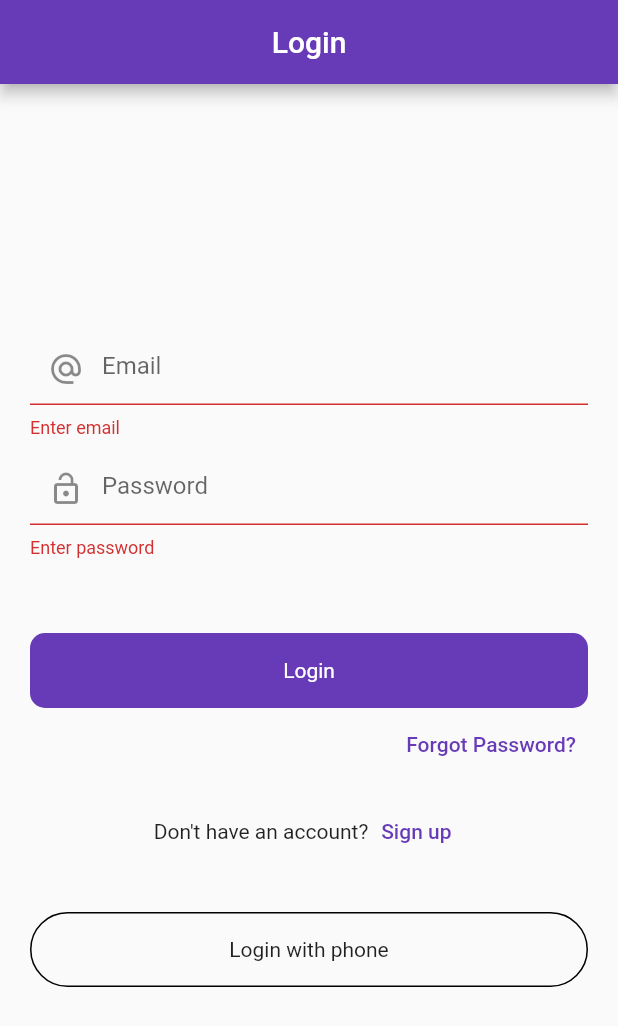
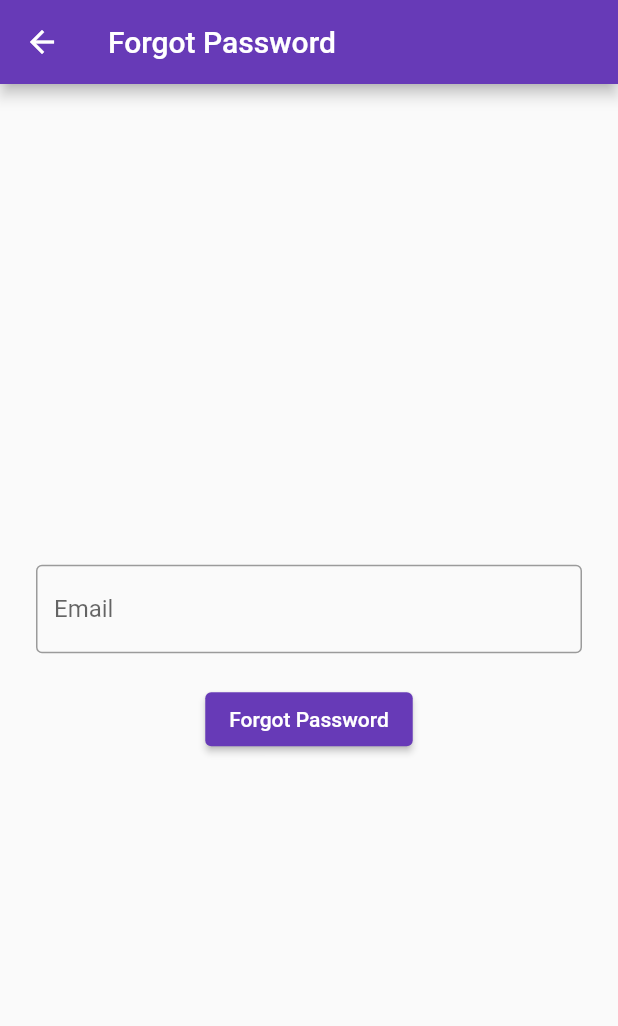
Before and after one commit to umeriplex/firebase-basics, a Flutter app: the screen it shows after launch, after a tap on "Login", after a tap on "Forgot Password?", on a phone screen of 412 x 824 dp. Shown: the top 1026 px of the screen. Run offline on Flutter 3.47's test engine with Material 2 defaults, Android fonts, the light colour scheme and no system bars; our stand-ins replace cloud_firestore, firebase_auth, firebase_core, firebase_database, firebase_storage, fluttertoast and 4 more; missing offline and left inert: flutter_animator; accounts and stored records are empty.

Commit message:
all done

```diff
--- a/lib/firebaseServices/splashServices.dart
+++ b/lib/firebaseServices/splashServices.dart
@@ -6,6 +6,7 @@ import 'package:flutter/cupertino.dart';
 import 'package:flutter/material.dart';
 
 import '../fire_store_database/firestore_list_view.dart';
+import '../upload_image/upload_image_view.dart';
 import '../views/auth/loginView.dart';
 
 class SplashServices{
@@ -14,7 +15,7 @@ class SplashServices{
     final user = _auth.currentUser;
     if(user != null) {
       Timer(const Duration(seconds: 3), () {
-        Navigator.pushReplacement(context, MaterialPageRoute(builder: (context) => const FireStoreListView()));
+        Navigator.pushReplacement(context, MaterialPageRoute(builder: (context) => const PostView()));
       });
     }else{
       Timer(const Duration(seconds: 3), () {
--- /dev/null
+++ b/lib/forgot_password/forgot_password_view.dart
@@ -0,0 +1,60 @@
+import 'package:firebase_auth/firebase_auth.dart';
+import 'package:flutter/material.dart';
+
+class ForgotPassword extends StatefulWidget {
+  const ForgotPassword({Key? key}) : super(key: key);
+
+  @override
+  State<ForgotPassword> createState() => _ForgotPasswordState();
+}
+
+class _ForgotPasswordState extends State<ForgotPassword> {
+
+  final _auth = FirebaseAuth.instance;
+  final emailController = TextEditingController();
+
+  @override
+  Widget build(BuildContext context) {
+    return Scaffold(
+      appBar: AppBar(
+        title: const Text('Forgot Password'),
+      ),
+      body: Padding(
+        padding: const EdgeInsets.all(24.0),
+        child: Center(
+          child: Column(
+            mainAxisAlignment:MainAxisAlignment.center,
+            children : [
+              TextFormField(
+                controller: emailController,
+                decoration: const InputDecoration(
+                  hintText: 'Email',
+                  border: OutlineInputBorder(),
+                ),
+              ),
+              const SizedBox(height: 20,),
+              ElevatedButton(
+                onPressed: () {
+                  _auth.sendPasswordResetEmail(email: emailController.text.toString()).then((value) {
+                    ScaffoldMessenger.of(context).showSnackBar(
+                      const SnackBar(
+                        content : Text('Password reset email sent'),
+                      )
+                    );
+                  }).onError((error, stackTrace) {
+                    ScaffoldMessenger.of(context).showSnackBar(
+                        SnackBar(
+                          content : Text(error.toString()),
+                        )
+                    );
+                  });
+                },
+                child: const Text('Forgot Password'),
+              ),
+            ],
+          ),
+        ),
+      ),
+    );
+  }
+}
--- a/lib/views/auth/loginView.dart
+++ b/lib/views/auth/loginView.dart
@@ -1,11 +1,14 @@
 import 'dart:async';
 
+import 'package:firebase_abcd/fire_store_database/firestore_list_view.dart';
 import 'package:firebase_abcd/utils/toasts_messages.dart';
 import 'package:firebase_abcd/views/auth/signup_view.dart';
 import 'package:firebase_abcd/views/post_view.dart';
 import 'package:firebase_auth/firebase_auth.dart';
 import 'package:flutter/material.dart';
 import 'package:flutter/services.dart';
+import '../../forgot_password/forgot_password_view.dart';
+import '../../upload_image/upload_image_view.dart';
 import '../../widgets/rounded_button.dart';
 import 'login_with_phone_number.dart';
 
@@ -126,7 +129,7 @@ class _LoginViewState extends State<LoginView> {
                 alignment: Alignment.bottomRight,
                 child: TextButton(
                     onPressed: () {
-                      //Navigator.push(context, MaterialPageRoute(builder: (context) => ForgotPasswordScreen()));
+                      Navigator.push(context, MaterialPageRoute(builder: (context) => const ForgotPassword()));
                     },
                     child: const Text('Forgot Password?')),
               ),
--- a/pubspec.yaml
+++ b/pubspec.yaml
@@ -46,6 +46,7 @@ dependencies:
   flutter_animator: ^3.2.2
   firebase_database: ^10.0.9
   timeago: ^3.3.0
+  image_picker: ^0.8.6
 
 
 dev_dependencies:
```
Also changed, not shown: lib/fire_store_database/firestore_list_view.dart (+13 -3 lines), lib/upload_image/upload_image_view.dart (added, +108 -0 lines), pubspec.lock, 1 other file.
